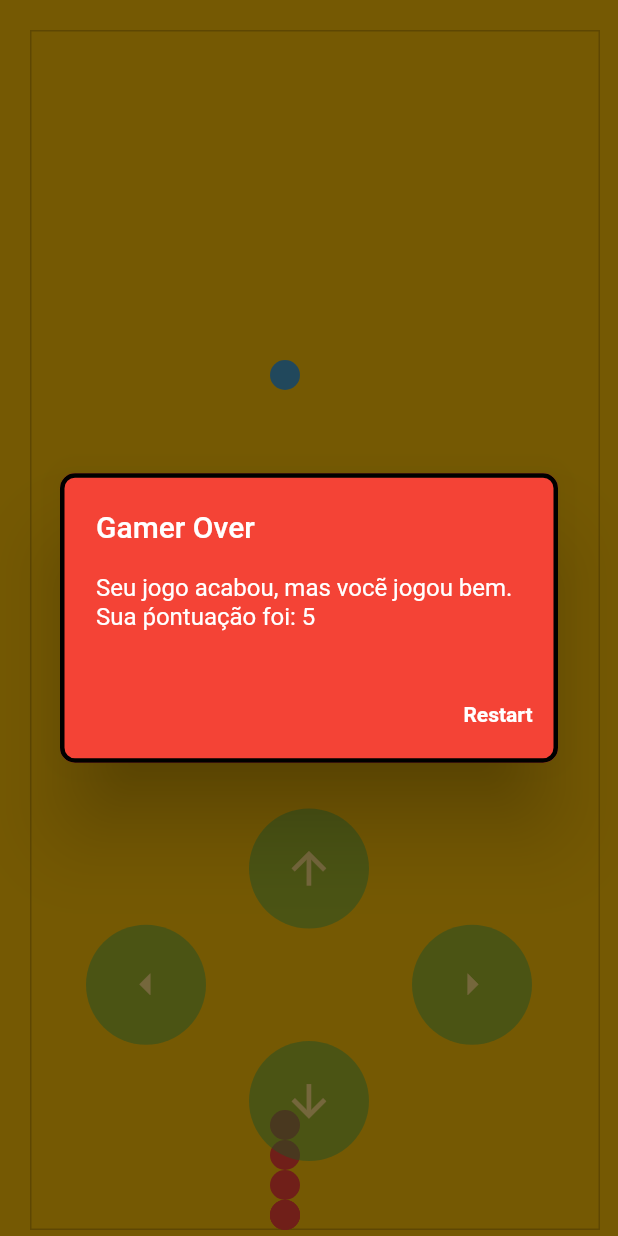
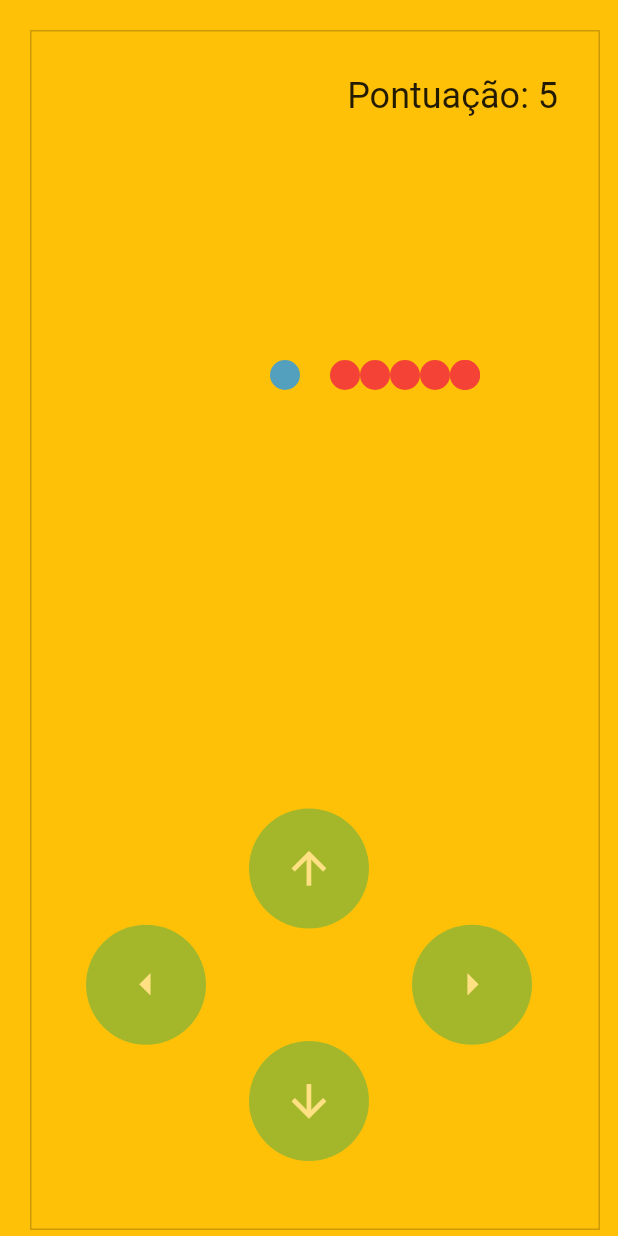
Before and after one commit to playerash/game_snake, a Flutter app: the screen it shows after launch, after a tap on "Restart", on a phone screen of 412 x 824 dp. Run offline on Flutter 3.47's test engine with Material 2 defaults, Android fonts, the phone set to English and light mode, and no system bars.

Commit message:
feat: reset game

```diff
--- a/lib/app/game_page/game_page.dart
+++ b/lib/app/game_page/game_page.dart
@@ -213,6 +213,17 @@
     });
   }
 
+  Widget getScore() {
+    return Positioned(
+      top: 50,
+      right: 40,
+      child: Text(
+        "Pontuação: $score",
+        style: const TextStyle(fontSize: 24),
+      ),
+    );
+  }
+
   void changeSpeed() {
     if (timer != null && timer!.isActive) timer!.cancel();
 
@@ -222,6 +233,11 @@
   }
 
   void restart() {
+    positions = [];
+    length = 5;
+    score = 0;
+    direction = getRandomDirection(DirectionType.horizontal);
+    speed = 1;
     changeSpeed();
   }
 
@@ -271,6 +287,7 @@
             ),
             getControls(),
             food,
+            getScore(),
           ],
         ),
       ),
```
